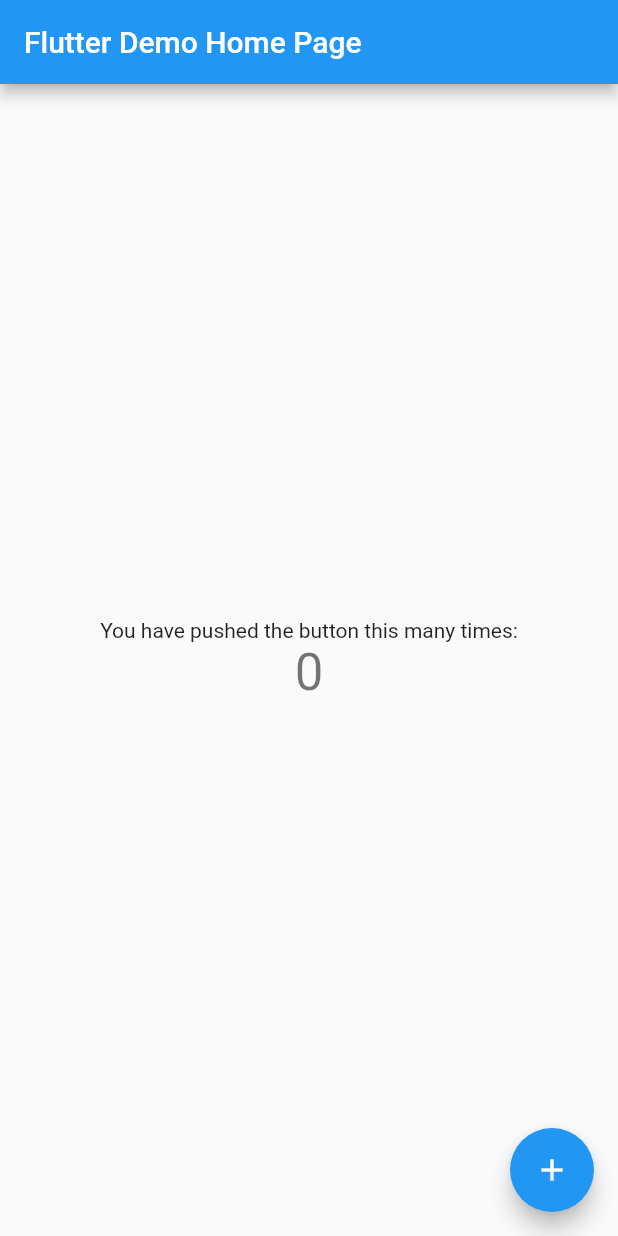
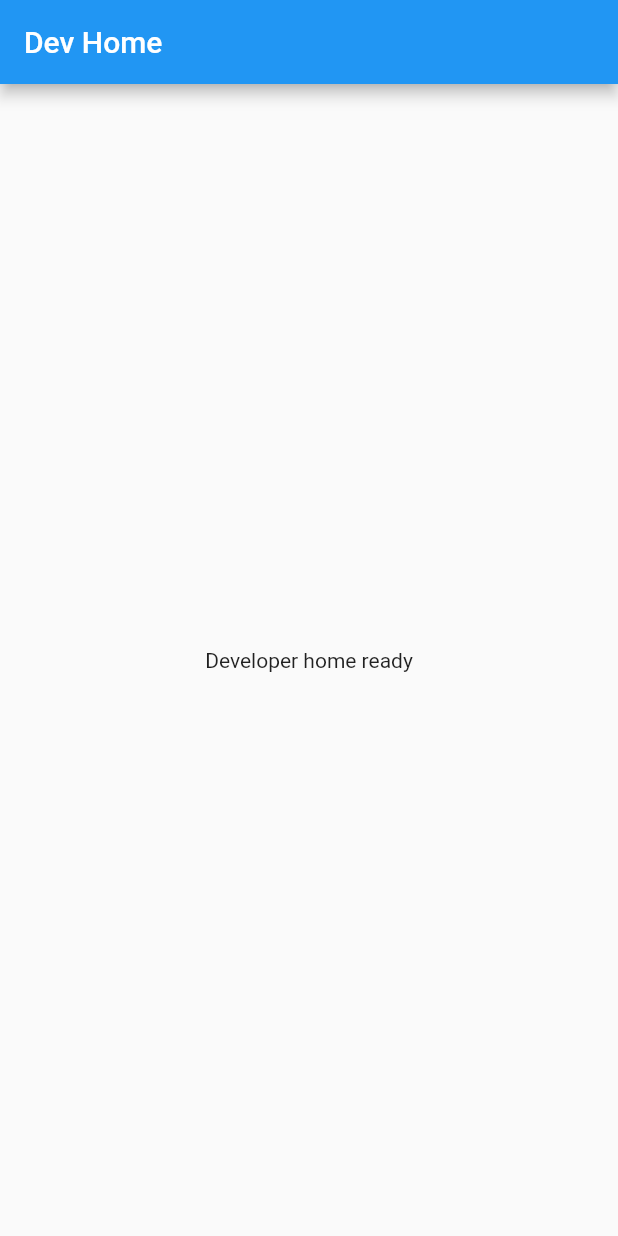
Before and after one commit to EngYoussefElghanam/ThikrSpace, a Flutter app: the screen it shows after launch, on a phone screen of 412 x 824 dp. Run offline on Flutter 3.47's test engine with Material 2 defaults, Android fonts, the phone set to English and light mode, and no system bars.

Commit message:
Implement app shell routing with boot and dev home screens

```diff
--- a/lib/main.dart
+++ b/lib/main.dart
@@ -1,115 +1,73 @@
 import 'package:flutter/material.dart';
 
 void main() {
-  runApp(const MyApp());
+  runApp(const AppShell());
 }
 
-class MyApp extends StatelessWidget {
-  const MyApp({super.key});
+class AppShell extends StatelessWidget {
+  const AppShell({super.key});
 
-  // This widget is the root of your application.
   @override
   Widget build(BuildContext context) {
     return MaterialApp(
-      title: 'Flutter Demo',
-      theme: ThemeData(
-        // This is the theme of your application.
-        //
-        // Try running your application with "flutter run". You'll see the
-        // application has a blue toolbar. Then, without quitting the app, try
-        // changing the primarySwatch below to Colors.green and then invoke
-        // "hot reload" (press "r" in the console where you ran "flutter run",
-        // or simply save your changes to "hot reload" in a Flutter IDE).
-        // Notice that the counter didn't reset back to zero; the application
-        // is not restarted.
-        primarySwatch: Colors.blue,
-      ),
-      home: const MyHomePage(title: 'Flutter Demo Home Page'),
+      title: 'ThikrSpace',
+      initialRoute: BootPage.routeName,
+      routes: {
+        BootPage.routeName: (_) => const BootPage(),
+        DevHomePage.routeName: (_) => const DevHomePage(),
+      },
     );
   }
 }
 
-class MyHomePage extends StatefulWidget {
-  const MyHomePage({super.key, required this.title});
+class BootPage extends StatefulWidget {
+  const BootPage({super.key});
 
-  // This widget is the home page of your application. It is stateful, meaning
-  // that it has a State object (defined below) that contains fields that affect
-  // how it looks.
-
-  // This class is the configuration for the state. It holds the values (in this
-  // case the title) provided by the parent (in this case the App widget) and
-  // used by the build method of the State. Fields in a Widget subclass are
-  // always marked "final".
-
-  final String title;
+  static const routeName = '/boot';
 
   @override
-  State<MyHomePage> createState() => _MyHomePageState();
+  State<BootPage> createState() => _BootPageState();
 }
 
-class _MyHomePageState extends State<MyHomePage> {
-  int _counter = 0;
+class _BootPageState extends State<BootPage> {
+  @override
+  void initState() {
+    super.initState();
+    _initializeApp();
+  }
 
-  void _incrementCounter() {
-    setState(() {
-      // This call to setState tells the Flutter framework that something has
-      // changed in this State, which causes it to rerun the build method below
-      // so that the display can reflect the updated values. If we changed
-      // _counter without calling setState(), then the build method would not be
-      // called again, and so nothing would appear to happen.
-      _counter++;
-    });
+  Future<void> _initializeApp() async {
+    await Future<void>.delayed(const Duration(milliseconds: 400));
+
+    if (!mounted) {
+      return;
+    }
+
+    Navigator.of(context).pushReplacementNamed(DevHomePage.routeName);
   }
 
   @override
   Widget build(BuildContext context) {
-    // This method is rerun every time setState is called, for instance as done
-    // by the _incrementCounter method above.
-    //
-    // The Flutter framework has been optimized to make rerunning build methods
-    // fast, so that you can just rebuild anything that needs updating rather
-    // than having to individually change instances of widgets.
-    return Scaffold(
-      appBar: AppBar(
-        // Here we take the value from the MyHomePage object that was created by
-        // the App.build method, and use it to set our appbar title.
-        title: Text(widget.title),
+    return const Scaffold(
+      body: Center(
+        child: Text('Booting...'),
       ),
-      body: Center(
-        // Center is a layout widget. It takes a single child and positions it
-        // in the middle of the parent.
-        child: Column(
-          // Column is also a layout widget. It takes a list of children and
-          // arranges them vertically. By default, it sizes itself to fit its
-          // children horizontally, and tries to be as tall as its parent.
-          //
-          // Invoke "debug painting" (press "p" in the console, choose the
-          // "Toggle Debug Paint" action from the Flutter Inspector in Android
-          // Studio, or the "Toggle Debug Paint" command in Visual Studio Code)
-          // to see the wireframe for each widget.
-          //
-          // Column has various properties to control how it sizes itself and
-          // how it positions its children. Here we use mainAxisAlignment to
-          // center the children vertically; the main axis here is the vertical
-          // axis because Columns are vertical (the cross axis would be
-          // horizontal).
-          mainAxisAlignment: MainAxisAlignment.center,
-          children: <Widget>[
-            const Text(
-              'You have pushed the button this many times:',
-            ),
-            Text(
-              '$_counter',
-              style: Theme.of(context).textTheme.headlineMedium,
-            ),
-          ],
-        ),
-      ),
-      floatingActionButton: FloatingActionButton(
-        onPressed: _incrementCounter,
-        tooltip: 'Increment',
-        child: const Icon(Icons.add),
-      ), // This trailing comma makes auto-formatting nicer for build methods.
     );
   }
 }
+
+class DevHomePage extends StatelessWidget {
+  const DevHomePage({super.key});
+
+  static const routeName = '/dev_home';
+
+  @override
+  Widget build(BuildContext context) {
+    return Scaffold(
+      appBar: AppBar(title: const Text('Dev Home')),
+      body: const Center(
+        child: Text('Developer home ready'),
+      ),
+    );
+  }
+}
```
Also changed, not shown: 1 other file.
